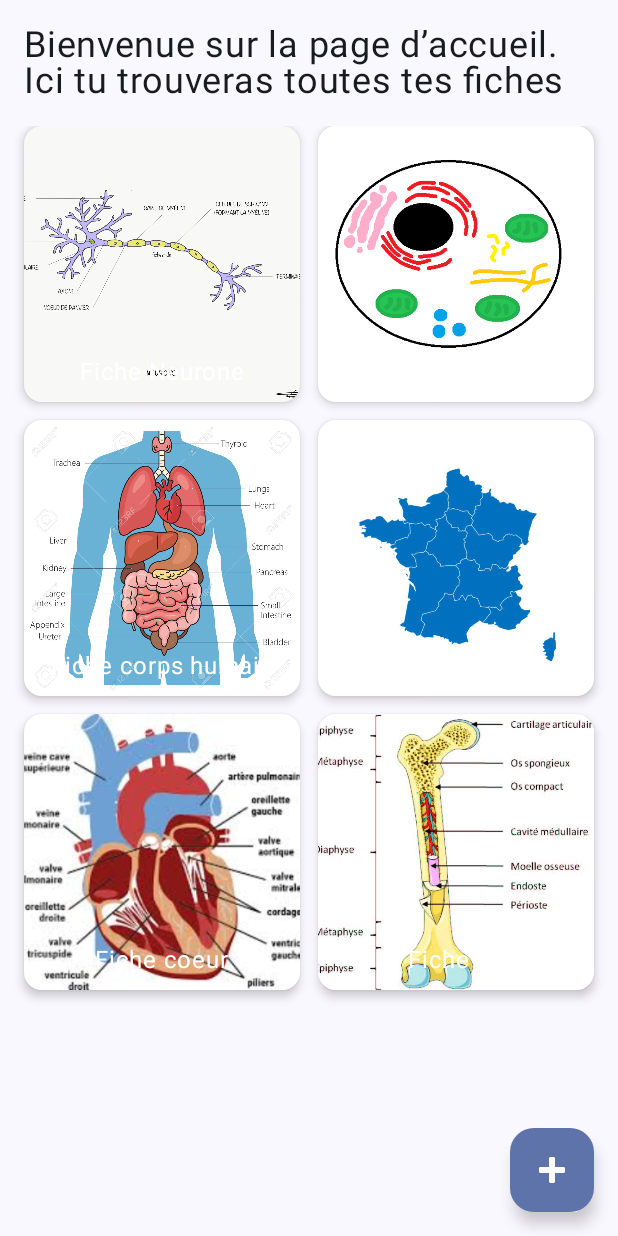
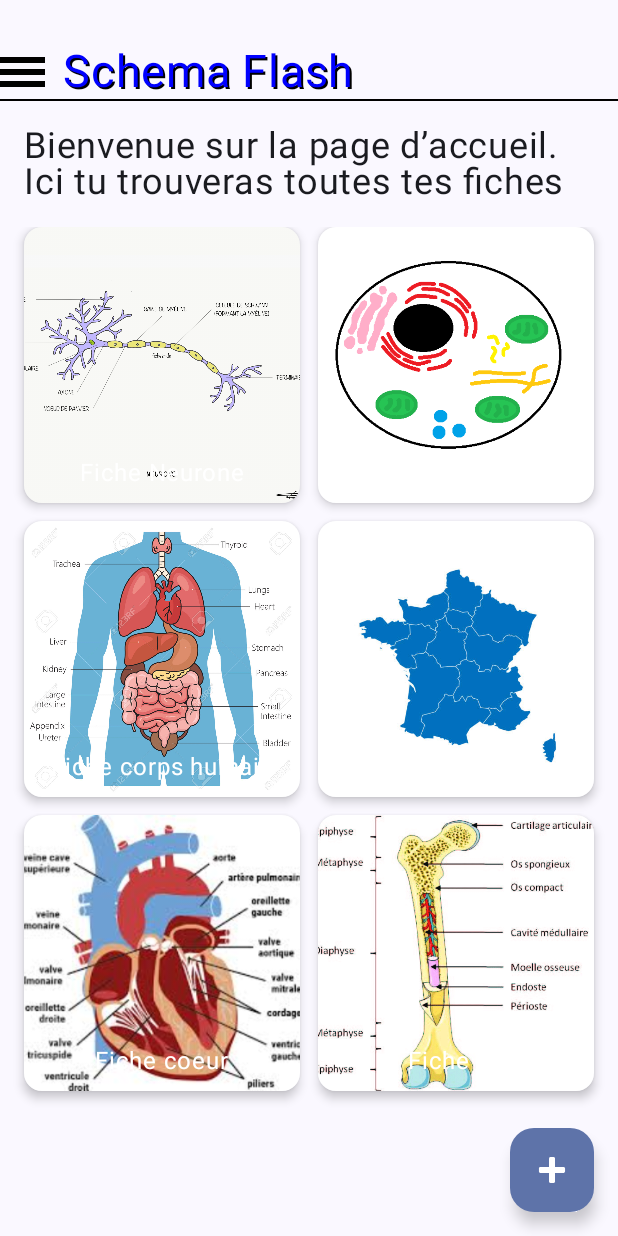
Before and after one commit to Eileda6/Schema_Flash_Adelie_Brunel, an Android app built with Jetpack Compose: the screen it shows after launch (MainActivity), on a phone screen of 412 x 824 dp. Run offline under Robolectric (Android 15) with nearby library versions, the phone set to English and light mode, and no system bars.

Commit message:
bouton menu + nom application

```diff
--- a/app/build.gradle.kts
+++ b/app/build.gradle.kts
@@ -40,7 +40,7 @@ android {
 }
 
 dependencies {
-
+    implementation(libs.androidx.material3)
     implementation(libs.androidx.core.ktx)
     implementation(libs.androidx.lifecycle.runtime.ktx)
     implementation(libs.androidx.activity.compose)
@@ -56,4 +56,6 @@ dependencies {
     androidTestImplementation(libs.androidx.ui.test.junit4)
     debugImplementation(libs.androidx.ui.tooling)
     debugImplementation(libs.androidx.ui.test.manifest)
+
+
 }
--- a/app/src/main/java/fr/ensim/android/schemaflash/PageAccueilScreen.kt
+++ b/app/src/main/java/fr/ensim/android/schemaflash/PageAccueilScreen.kt
@@ -1,6 +1,8 @@
 package fr.ensim.android.schemaflash
 
 import androidx.compose.foundation.Image
+import androidx.compose.foundation.background
+import androidx.compose.foundation.border
 import androidx.compose.foundation.layout.*
 import androidx.compose.foundation.lazy.grid.GridCells
 import androidx.compose.foundation.lazy.grid.LazyVerticalGrid
@@ -15,6 +17,7 @@ import androidx.compose.ui.res.painterResource
 import androidx.compose.ui.unit.dp
 import androidx.compose.ui.unit.sp
 
+// --------- Données flashcards ----------
 data class FlashCardData(val imageRes: Int, val title: String)
 
 val flashCards = listOf(
@@ -26,9 +29,52 @@ val flashCards = listOf(
     FlashCardData(R.drawable.os, "Fiche os")
 )
 
+// --------- Page Accueil ----------
 @Composable
 fun PageAccueilScreen(onFabClick: () -> Unit = {}) {
     Scaffold(
+        topBar = {
+            Column {
+                Row(
+                    verticalAlignment = Alignment.CenterVertically,
+                    modifier = Modifier
+                        .fillMaxWidth()
+                        .padding(top = 30.dp)
+                ) {
+                    // Faux bouton menu (3 traits)
+                    Column(
+                        verticalArrangement = Arrangement.spacedBy(4.dp),
+                        modifier = Modifier.padding(end = 12.dp)
+                    ) {
+                        repeat(3) {
+                            Box(
+                                modifier = Modifier
+                                    .size(width = 30.dp, height = 4.dp)
+                                    .background(Color.Black)
+                            )
+                        }
+                    }
+
+                    // Titre avec effet contour simulé
+                    Box {
+                        Text(
+                            text = "Schema Flash",
+                            fontSize = 30.sp,
+                            color = Color.Black,
+                            modifier = Modifier.offset(x = 1.dp, y = 1.dp)
+                        )
+                        Text(
+                            text = "Schema Flash",
+                            fontSize = 30.sp,
+                            color = Color.Blue
+                        )
+                    }
+                }
+
+                // Ligne noire de séparation
+                Divider(color = Color.Black, thickness = 1.dp)
+            }
+        },
         floatingActionButton = {
             FloatingActionButton(onClick = onFabClick) {
                 Icon(
@@ -64,6 +110,8 @@ fun PageAccueilScreen(onFabClick: () -> Unit = {}) {
         }
     }
 }
+
+// --------- Fiche individuelle ----------
 @Composable
 fun FlashCard(imageRes: Int, text: String) {
     Card(
@@ -92,31 +140,3 @@ fun FlashCard(imageRes: Int, text: String) {
         }
     }
 }
-
-@Composable
-fun PageAccueilScreen(imageRes: Int, text: String) {
-    Card(
-        modifier = Modifier
-            .fillMaxWidth()
-            .aspectRatio(1f),
-        colors = CardDefaults.cardColors(containerColor = Color(0xFFE0F7FA))
-    ) {
-        Column(
-            modifier = Modifier.fillMaxSize().padding(8.dp),
-            horizontalAlignment = Alignment.CenterHorizontally,
-            verticalArrangement = Arrangement.SpaceBetween
-        ) {
-            Image(
-                painter = painterResource(id = imageRes),
-                contentDescription = null,
-                modifier = Modifier.fillMaxSize(),
-                contentScale = ContentScale.Crop
-            )
-            Text(
-                text = text,
-                fontSize = 16.sp,
-                modifier = Modifier.padding(8.dp)
-            )
-        }
-    }
-}
```
Also changed, not shown: app/src/main/res/values/strings.xml (line endings or trailing spaces).
